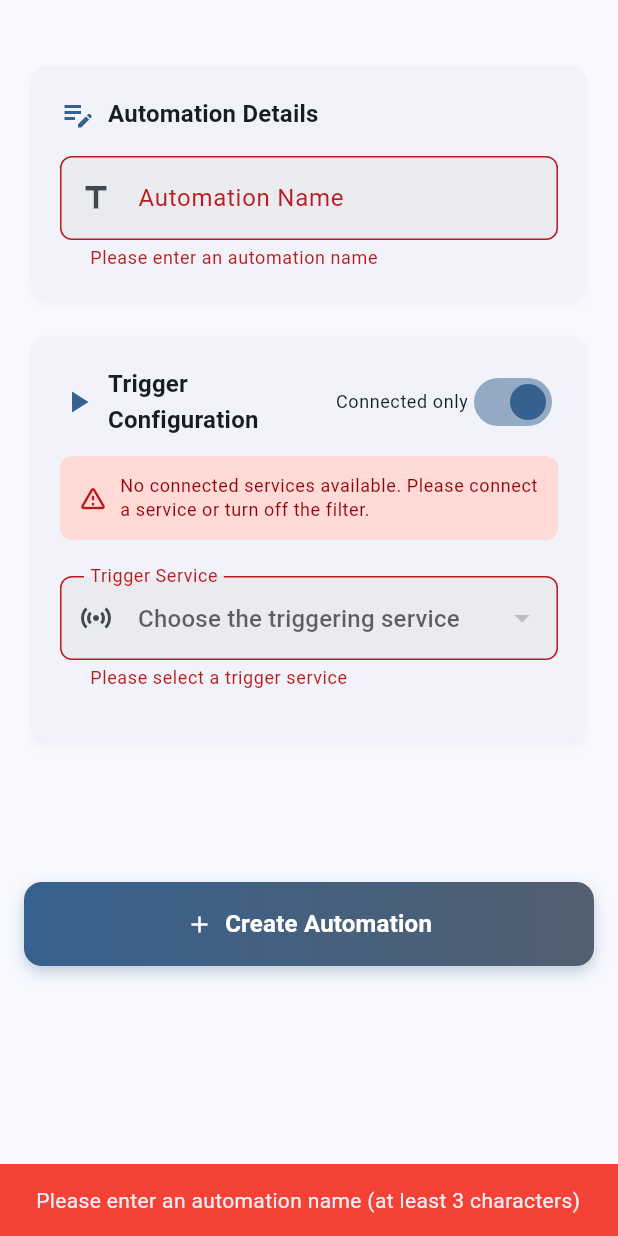
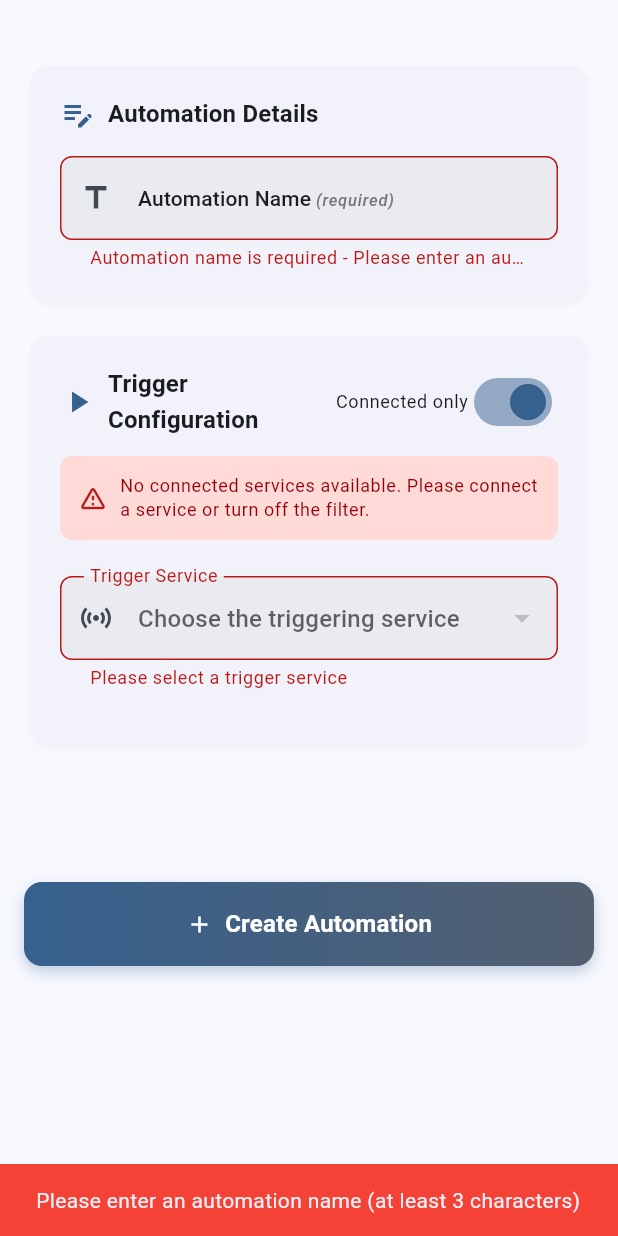
Before and after one commit to My-Epitech-Organisation/Area, a Flutter app: the CreateAppletPage widget shown alone on an empty page, opened directly, after a tap on "Create Automation", on a phone screen of 412 x 824 dp. Run offline on Flutter 3.47's test engine with Material 3 defaults, Android fonts, the phone set to English and light mode, and no system bars; our stand-ins replace app_links, flutter_secure_storage, google_sign_in; accounts and stored records are empty; network calls fail.

Commit message:
feat(create-applet): add configuration validation and improve error handling in automation creation

```diff
--- a/mobile/lib/pages/create_applet_page.dart
+++ b/mobile/lib/pages/create_applet_page.dart
@@ -6,6 +6,7 @@ import '../providers/connected_services_provider.dart';
 import '../providers/navigation_provider.dart';
 import '../providers/automation_stats_provider.dart';
 import '../services/applet_service.dart';
+import '../utils/config_validator.dart';
 
 class CreateAppletPage extends StatefulWidget {
   const CreateAppletPage({super.key});
@@ -46,6 +47,59 @@ class _CreateAppletPageState extends State<CreateAppletPage> {
   void dispose() {
     _nameController.dispose();
     super.dispose();
+  }
+
+  void _showErrorSnackBar(String message, {Duration duration = const Duration(seconds: 3)}) {
+    if (mounted) {
+      ScaffoldMessenger.of(context).showSnackBar(
+        SnackBar(
+          content: Text(message),
+          backgroundColor: Colors.red,
+          duration: duration,
+        ),
+      );
+    }
+  }
+
+  void _showSuccessSnackBar(String message) {
+    if (mounted) {
+      ScaffoldMessenger.of(context).showSnackBar(
+        SnackBar(
+          content: Text(
+            message,
+            style: const TextStyle(color: Colors.white),
+          ),
+          backgroundColor: Colors.green,
+          duration: const Duration(seconds: 3),
+        ),
+      );
+    }
+  }
+
+  bool _validateConfigSchema({
+    required Map<String, dynamic>? schema,
+    required Map<String, dynamic> config,
+  }) {
+    if (schema == null || schema.isEmpty) {
+      return true;
+    }
+
+    final validationResult = ConfigValidator.validate(
+      schema: schema,
+      config: config,
+      configName: '',
+    );
+
+    if (!validationResult.isValid) {
+      String errorMessage = 'Please fill in the following required fields:\n';
+      for (final error in validationResult.errors) {
+        errorMessage += '• $error\n';
+      }
+      _showErrorSnackBar(errorMessage, duration: const Duration(seconds: 5));
+      return false;
+    }
+
+    return true;
   }
 
   @override
@@ -195,101 +249,66 @@ class _CreateAppletPageState extends State<CreateAppletPage> {
   }
 
   Future<void> _createAutomation() async {
-    debugPrint('🚀 Starting automation creation...');
-    debugPrint('📊 Current state:');
-    debugPrint('  - _selectedTriggerService: $_selectedTriggerService');
-    debugPrint('  - _selectedTriggerAction: $_selectedTriggerAction');
-    debugPrint('  - _selectedActionService: $_selectedActionService');
-    debugPrint('  - _selectedActionReaction: $_selectedActionReaction');
-    debugPrint('  - _selectedActionId: $_selectedActionId');
-    debugPrint('  - _selectedReactionId: $_selectedReactionId');
-    debugPrint('  - _nameController.text: "${_nameController.text}"');
+    final formValid = _formKey.currentState?.validate() ?? false;
 
-    final formValid = _formKey.currentState?.validate() ?? false;
-    debugPrint('📝 Form validation: $formValid');
-
-    if (formValid) {
-      debugPrint('✅ Form is valid, checking selections...');
-
-      // Validate that all required fields are selected
-      if (_selectedTriggerService == null || _selectedTriggerAction == null) {
-        debugPrint('❌ Missing trigger selection');
-        ScaffoldMessenger.of(context).showSnackBar(
-          const SnackBar(
-            content: Text('Please select a trigger'),
-            backgroundColor: Colors.red,
-          ),
-        );
-        return;
-      }
-
-      debugPrint(
-        '✅ Trigger selected: $_selectedTriggerService -> $_selectedTriggerAction',
-      );
-
-      if (_selectedActionService == null || _selectedActionReaction == null) {
-        debugPrint('❌ Missing action selection');
-        ScaffoldMessenger.of(context).showSnackBar(
-          const SnackBar(
-            content: Text('Please select an action'),
-            backgroundColor: Colors.red,
-          ),
-        );
-        return;
-      }
-
-      debugPrint(
-        '✅ Action selected: $_selectedActionService -> $_selectedActionReaction',
-      );
-    } else {
-      debugPrint('❌ Form validation failed');
+    if (!formValid) {
       String errorMessage = 'Please fill in all required fields';
       if (_nameController.text.isEmpty) {
         errorMessage =
             'Please enter an automation name (at least 3 characters)';
-        debugPrint('📋 Validation error: Empty automation name');
       } else if (_nameController.text.length < 3) {
         errorMessage = 'Automation name must be at least 3 characters long';
-        debugPrint(
-          '📋 Validation error: Automation name too short (${_nameController.text.length} < 3)',
-        );
       }
-
-      ScaffoldMessenger.of(context).showSnackBar(
-        SnackBar(
-          content: Text(errorMessage),
-          backgroundColor: Colors.red,
-          duration: const Duration(seconds: 3),
-        ),
-      );
-      // The form validation will show its own error messages
+      _showErrorSnackBar(errorMessage);
       return;
     }
 
-    if (_selectedActionId == null || _selectedReactionId == null) {
-      ScaffoldMessenger.of(context).showSnackBar(
-        const SnackBar(
-          content: Text('Invalid action or reaction selected'),
-          backgroundColor: Colors.red,
-        ),
-      );
+    // Validate trigger selection
+    if (_selectedTriggerService == null || _selectedTriggerAction == null) {
+      _showErrorSnackBar('Please select a trigger');
       return;
     }
 
-    // Validate configuration form if it exists
-    if (_selectedTriggerService != null &&
-        _selectedTriggerAction != null &&
-        _selectedActionService != null &&
-        _selectedActionReaction != null) {
-      if (!(_validateConfigForm?.call() ?? true)) {
-        ScaffoldMessenger.of(context).showSnackBar(
-          const SnackBar(
-            content: Text('Please fill in all required configuration fields'),
-            backgroundColor: Colors.red,
-          ),
-        );
+    // Validate action selection
+    if (_selectedActionService == null || _selectedActionReaction == null) {
+      _showErrorSnackBar('Please select an action');
       return;
     }
+
+    // Validate IDs are set
+    if (_selectedActionId == null || _selectedReactionId == null) {
+      _showErrorSnackBar('Invalid action or reaction selected');
+      return;
+    }
+
+    // Validate configuration forms
+    if (!(_validateConfigForm?.call() ?? true)) {
+      _showErrorSnackBar('Please fill in all required configuration fields');
+      return;
+    }
+
+    // Validate reaction configuration
+    final reaction = context
+        .read<ServiceCatalogProvider>()
+        .getReaction(_selectedActionReaction!);
+
+    if (!_validateConfigSchema(
+      schema: reaction?.configSchema,
+      config: _reactionConfig,
+    )) {
+      return;
+    }
+
+    // Validate action configuration
+    final action = context
+        .read<ServiceCatalogProvider>()
+        .getAction(_selectedTriggerAction!);
+
+    if (!_validateConfigSchema(
+      schema: action?.configSchema,
+      config: _actionConfig,
+    )) {
+      return;
     }
 
     setState(() {
@@ -308,10 +327,6 @@ class _CreateAppletPageState extends State<CreateAppletPage> {
         reactionConfig: _reactionConfig.isNotEmpty ? _reactionConfig : {},
       );
 
-      debugPrint(
-        '✅ Automation created successfully: ${applet.name} (ID: ${applet.id})',
-      );
-
       // Refresh statistics to reflect the new automation
       if (mounted) {
         WidgetsBinding.instance.addPostFrameCallback((_) async {
@@ -321,16 +336,8 @@ class _CreateAppletPageState extends State<CreateAppletPage> {
       }
 
       if (mounted) {
-        debugPrint('📱 Showing success snackbar...');
-        ScaffoldMessenger.of(context).showSnackBar(
-          SnackBar(
-            content: Text(
+        _showSuccessSnackBar(
           'Automation "${applet.name}" created successfully!',
-              style: const TextStyle(color: Colors.white),
-            ),
-            backgroundColor: Colors.green,
-            duration: const Duration(seconds: 3),
-          ),
         );
 
         // Reset form
@@ -345,27 +352,14 @@ class _CreateAppletPageState extends State<CreateAppletPage> {
         });
         _formKey.currentState?.reset();
 
-        // Navigate to "My Automations" page to show the newly created automation
-        debugPrint('🔄 Navigating to My Automations page...');
-        context.read<NavigationProvider>().navigateToPage(
-          2,
-        ); // Index 2 = My Automations
+        // Navigate to "My Automations" page
+        context.read<NavigationProvider>().navigateToPage(2);
       }
-    } catch (e, stackTrace) {
-      debugPrint('❌ ERROR creating automation: $e');
-      debugPrint('📚 Stack trace: $stackTrace');
-      if (mounted) {
-        ScaffoldMessenger.of(context).showSnackBar(
-          SnackBar(
-            content: Text(
+    } catch (e) {
+      _showErrorSnackBar(
         'Failed to create automation: ${e.toString()}',
-              style: const TextStyle(color: Colors.white),
-            ),
-            backgroundColor: Colors.red,
         duration: const Duration(seconds: 5),
-          ),
       );
-      }
     } finally {
       if (mounted) {
         setState(() {
--- /dev/null
+++ b/mobile/lib/utils/config_validator.dart
@@ -0,0 +1,64 @@
+/// Validator for action and reaction configurations against their schemas
+class ConfigValidator {
+  /// Validates configuration against a JSON schema
+  static ValidationResult validate({
+    required Map<String, dynamic>? schema,
+    required Map<String, dynamic> config,
+    required String configName,
+  }) {
+    if (schema == null || schema.isEmpty) {
+      return ValidationResult(isValid: true, missingFields: []);
+    }
+
+    final requiredFields = (schema['required'] as List?)?.cast<String>() ?? [];
+    final properties = (schema['properties'] as Map<String, dynamic>?) ?? {};
+
+    final missingFields = <String>[];
+    final validationErrors = <String>[];
+
+    for (final fieldName in requiredFields) {
+      final fieldValue = config[fieldName];
+      final fieldSchema = properties[fieldName] as Map<String, dynamic>?;
+
+      // Check if field is missing or empty
+      if (fieldValue == null ||
+          (fieldValue is String && fieldValue.isEmpty) ||
+          (fieldValue is List && (fieldValue as List).isEmpty)) {
+        missingFields.add(fieldName);
+
+        // Provide specific error messages
+        if (fieldSchema != null) {
+          final description =
+              fieldSchema['description'] as String? ?? 'This field is required';
+          validationErrors.add('$fieldName: $description');
+        } else {
+          validationErrors.add('$fieldName: This field is required');
+        }
+      }
+    }
+
+    return ValidationResult(
+      isValid: missingFields.isEmpty,
+      missingFields: missingFields,
+      errors: validationErrors,
+    );
+  }
+}
+
+class ValidationResult {
+  final bool isValid;
+  final List<String> missingFields;
+  final List<String> errors;
+
+  ValidationResult({
+    required this.isValid,
+    required this.missingFields,
+    this.errors = const [],
+  });
+
+  String get errorMessage {
+    if (isValid) return '';
+    if (errors.isNotEmpty) return errors.join('\n');
+    return 'Missing fields: ${missingFields.join(", ")}';
+  }
+}
--- a/mobile/lib/widgets/create_applet/automation_details_card.dart
+++ b/mobile/lib/widgets/create_applet/automation_details_card.dart
@@ -37,20 +37,37 @@ class AutomationDetailsCard extends StatelessWidget {
               child: TextFormField(
                 controller: nameController,
                 decoration: InputDecoration(
-                  labelText: 'Automation Name',
+                  label: RichText(
+                    text: TextSpan(
+                      children: [
+                        TextSpan(
+                          text: 'Automation Name',
+                          style: Theme.of(context).textTheme.labelLarge,
+                        ),
+                        TextSpan(
+                          text: ' (required)',
+                          style: Theme.of(context).textTheme.labelSmall?.copyWith(
+                            color: Colors.grey[600],
+                            fontStyle: FontStyle.italic,
+                          ),
+                        ),
+                      ],
+                    ),
+                  ),
                   hintText: 'e.g., Daily Report Generator',
                   border: OutlineInputBorder(
                     borderRadius: BorderRadius.circular(8),
                   ),
                   prefixIcon: const Icon(Icons.title),
                   helperText: 'Choose a descriptive name for your automation',
+                  helperMaxLines: 2,
                 ),
                 validator: (value) {
                   if (value == null || value.isEmpty) {
-                    return 'Please enter an automation name';
+                    return 'Automation name is required - Please enter an automation name';
                   }
                   if (value.length < 3) {
-                    return 'Name must be at least 3 characters long';
+                    return 'Automation name must be at least 3 characters long';
                   }
                   return null;
                 },
--- a/mobile/lib/widgets/create_applet/config_field_widgets.dart
+++ b/mobile/lib/widgets/create_applet/config_field_widgets.dart
@@ -22,8 +22,8 @@ class HourField extends StatelessWidget {
       crossAxisAlignment: CrossAxisAlignment.start,
       children: [
         Text(
-          '$label${required ? ' *' : ''}',
-          style: Theme.of(context).textTheme.labelSmall,
+          '${label}${required ? ' (required)' : ''}',
+          style: Theme.of(context).textTheme.labelLarge,
         ),
         const SizedBox(height: 8),
         TextFormField(
@@ -74,8 +74,8 @@ class MinuteField extends StatelessWidget {
       crossAxisAlignment: CrossAxisAlignment.start,
       children: [
         Text(
-          '$label${required ? ' *' : ''}',
-          style: Theme.of(context).textTheme.labelSmall,
+          '${label}${required ? ' (required)' : ''}',
+          style: Theme.of(context).textTheme.labelLarge,
         ),
         const SizedBox(height: 8),
         TextFormField(
@@ -168,8 +168,8 @@ class TimezoneField extends StatelessWidget {
       crossAxisAlignment: CrossAxisAlignment.start,
       children: [
         Text(
-          '$label${required ? ' *' : ''}',
-          style: Theme.of(context).textTheme.labelSmall,
+          '${label}${required ? ' (required)' : ''}',
+          style: Theme.of(context).textTheme.labelLarge,
         ),
         const SizedBox(height: 8),
         DropdownButtonFormField<String>(
@@ -343,8 +343,8 @@ class _TimePickerFieldState extends State<TimePickerField> {
       crossAxisAlignment: CrossAxisAlignment.start,
       children: [
         Text(
-          '${widget.label}${widget.required ? ' *' : ''}',
-          style: Theme.of(context).textTheme.labelSmall,
+          '${widget.label}${widget.required ? ' (required)' : ''}',
+          style: Theme.of(context).textTheme.labelLarge,
         ),
         const SizedBox(height: 8),
         InkWell(
```
Also changed, not shown: mobile/lib/widgets/create_applet/dynamic_config_form.dart (+92 -7 lines). Lines whose indentation alone changed are shown as unchanged.
